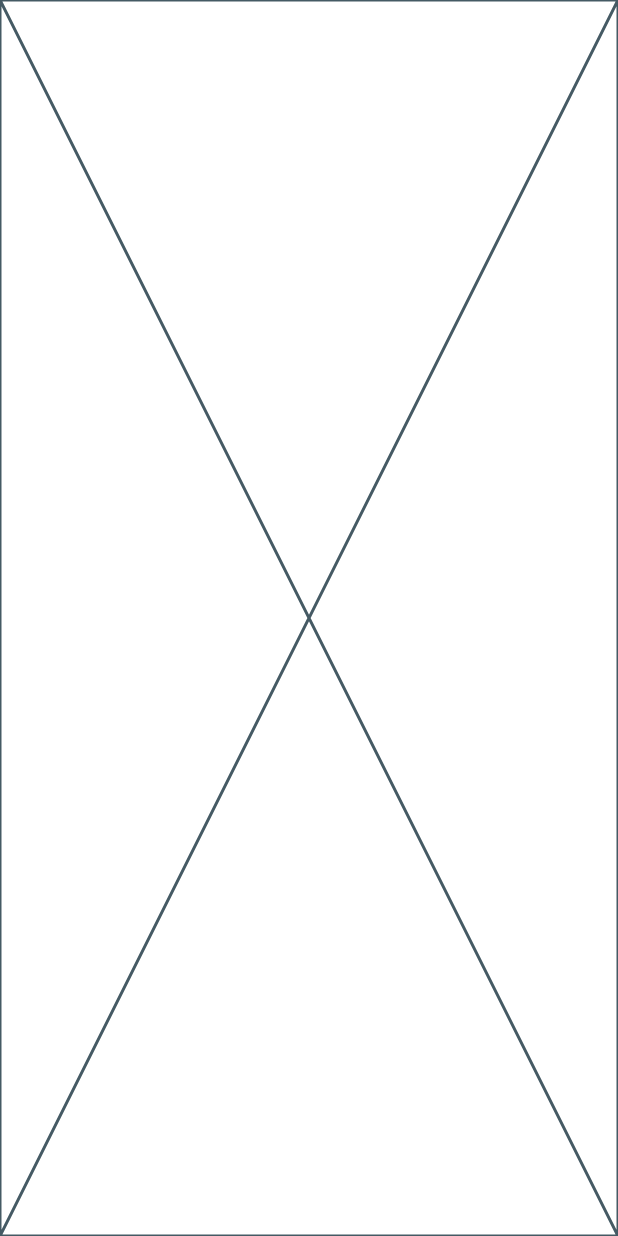
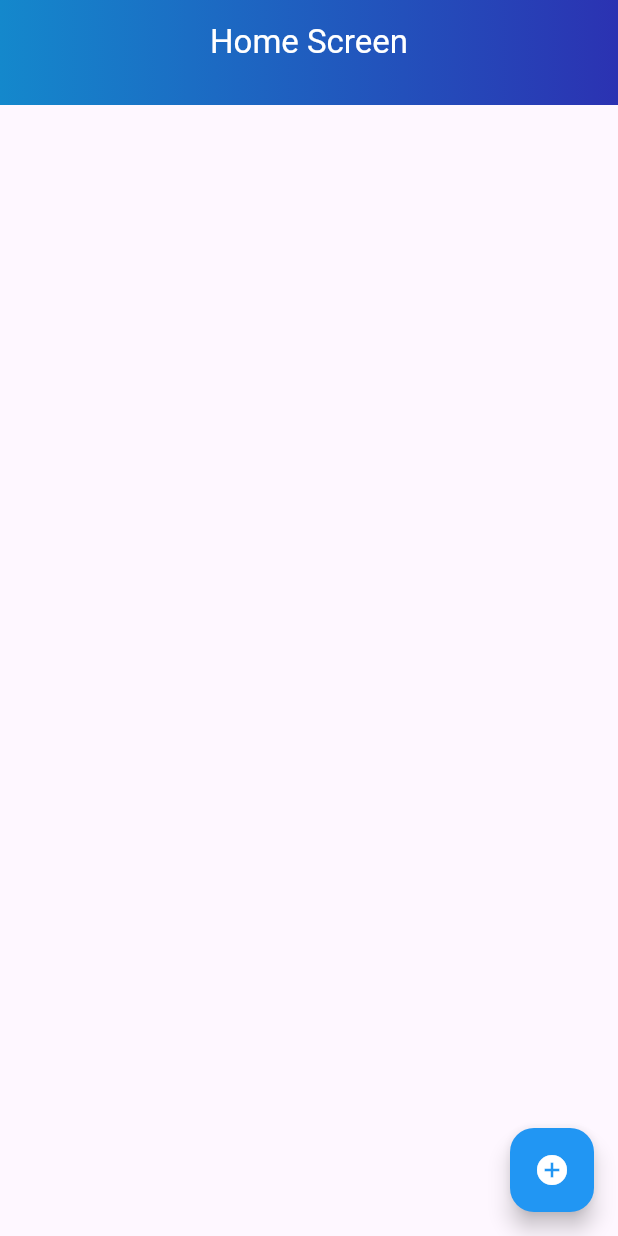
Before and after one commit to AbuBakar044/my_online_buddies, a Flutter app: the screen it shows after launch, on a phone screen of 412 x 824 dp. Run offline on Flutter 3.47's test engine with Material 2 defaults, Android fonts, the phone set to English and light mode, and no system bars; our stand-ins replace get.

Commit message:
Added Custom Widgets
Added Custom Widgets

```diff
--- a/lib/main.dart
+++ b/lib/main.dart
@@ -1,6 +1,8 @@
 import 'package:flutter/material.dart';
+import 'package:flutter/services.dart';
 import 'package:my_online_buddies/screens/splash/splash_screen.dart';
 import 'package:get/get.dart';
+
 void main() {
   runApp(const MyApp());
 }
--- a/lib/screens/home/home_screen.dart
+++ b/lib/screens/home/home_screen.dart
@@ -1,10 +1,26 @@
 import 'package:flutter/material.dart';
+import 'package:get/get.dart';
+import 'package:my_online_buddies/utils/colors.dart';
+import 'package:my_online_buddies/widgets/custom_appbar.dart';
+import 'package:my_online_buddies/widgets/my_text.dart';
 
 class HomeScreen extends StatelessWidget {
   const HomeScreen({super.key});
 
   @override
   Widget build(BuildContext context) {
-    return const Placeholder();
+    return Scaffold(
+      appBar: const CustomAppBar(
+        text: 'Home Screen',
+      ),
+      floatingActionButton: FloatingActionButton(
+        onPressed: () {},
+        backgroundColor: Colors.blue,
+        child: const Icon(
+          Icons.add_circle_sharp,
+          color: kWhiteColor,
+        ),
+      ),
+    );
   }
 }
--- /dev/null
+++ b/lib/utils/colors.dart
@@ -0,0 +1,4 @@
+import 'package:flutter/material.dart';
+
+const Color kWhiteColor = Colors.white;
+const Color kBlackColor = Colors.black;
--- /dev/null
+++ b/lib/widgets/custom_appbar.dart
@@ -0,0 +1,34 @@
+import 'package:flutter/material.dart';
+import 'package:get/get.dart';
+import 'package:my_online_buddies/utils/colors.dart';
+import 'package:my_online_buddies/widgets/my_text.dart';
+
+class CustomAppBar extends StatelessWidget implements PreferredSizeWidget {
+  final String? text;
+  const CustomAppBar({super.key, this.text});
+
+  @override
+  Widget build(BuildContext context) {
+    return PreferredSize(
+      preferredSize: Size(Get.width, 70.0),
+      child: Container(
+        decoration: const BoxDecoration(
+            gradient: LinearGradient(colors: [
+          Color(0xff1488CC),
+          Color(0xff2B32B2),
+        ])),
+        child: AppBar(
+          backgroundColor: Colors.transparent,
+          title: MyText(
+            text: text,
+            color: kWhiteColor,
+          ),
+          centerTitle: true,
+        ),
+      ),
+    );
+  }
+
+  @override
+  Size get preferredSize => Size(Get.width, 70.0);
+}
--- /dev/null
+++ b/lib/widgets/my_text.dart
@@ -0,0 +1,30 @@
+import 'package:flutter/material.dart';
+
+class MyText extends StatelessWidget {
+  final String? text;
+  final double? size;
+  final Color? color;
+  final FontWeight? weight;
+  final String? family;
+  const MyText({
+    super.key,
+    required this.text,
+    this.size,
+    this.color,
+    this.weight,
+    this.family,
+  });
+
+  @override
+  Widget build(BuildContext context) {
+    return Text(
+      text!,
+      style: TextStyle(
+        fontSize: size,
+        color: color,
+        fontWeight: weight,
+        fontFamily: family,
+      ),
+    );
+  }
+}
```
Also changed, not shown: lib/constants/constants.dart (added).
